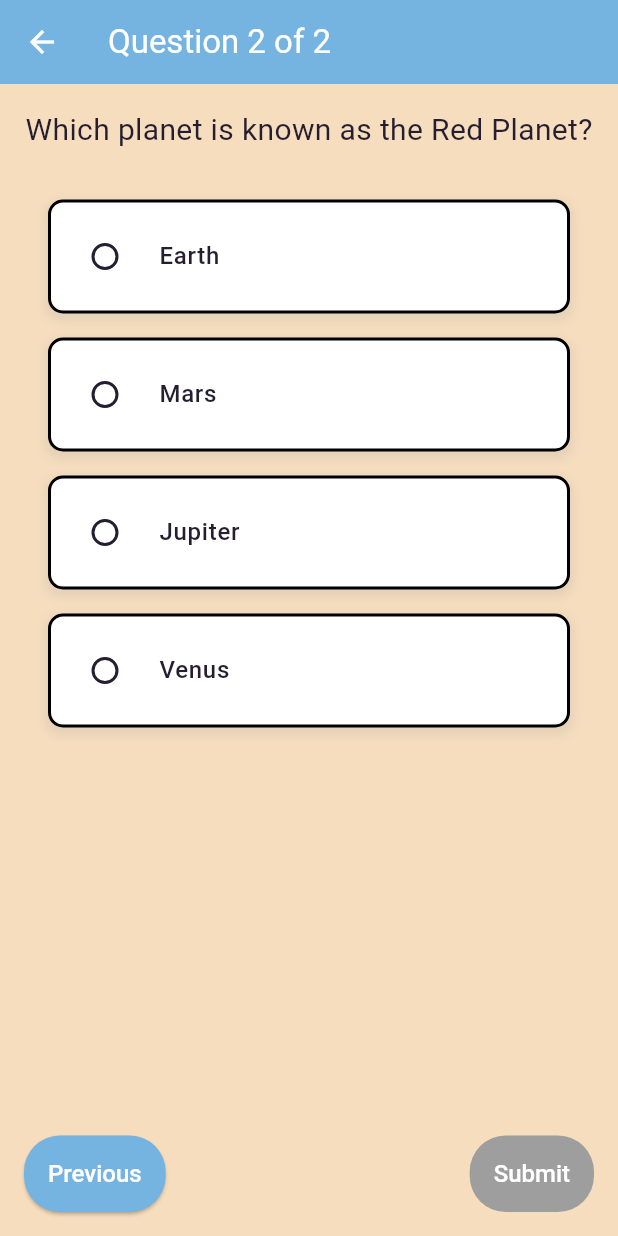
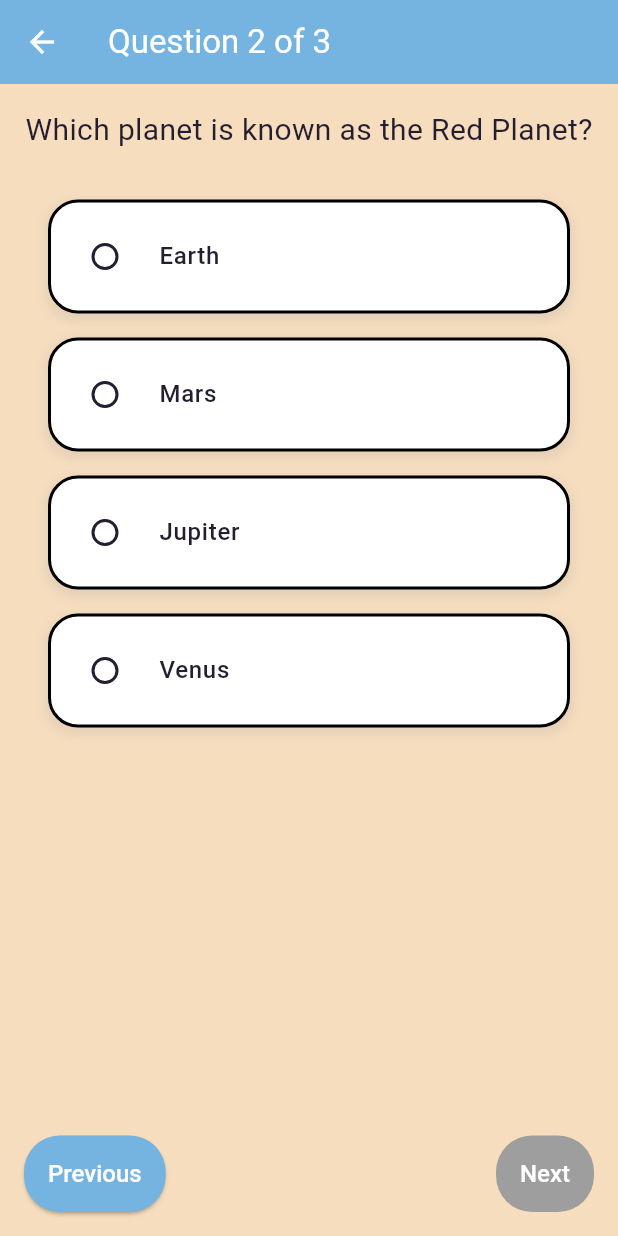
Before and after one commit to DutuMaria/FindMyPath, a Flutter app: the TestAttemptScreen screen opened directly, swiped to page 2, on a phone screen of 412 x 824 dp. Run offline on Flutter 3.47's test engine with Material 3 defaults, Android fonts, the phone set to English and light mode, and no system bars; our stand-ins replace freezed_annotation; network calls fail.

Commit message:
[SCRUM-22] add test attempt screen

```diff
--- a/frontend/lib/features/test_attempt/logic/test_attempt_services.dart
+++ b/frontend/lib/features/test_attempt/logic/test_attempt_services.dart
@@ -1,5 +1,11 @@
+import 'dart:convert';
+
+import 'package:flutter/material.dart';
 import 'package:frontend/models/answer.dart';
 import 'package:frontend/models/question.dart';
+import 'package:frontend/models/test_attempt.dart';
+import 'package:frontend/utils/error_handling.dart';
+import 'package:http/http.dart' as http;
 
 class TestAttemptServices {
   List<Question> loadQuestions() {
@@ -24,6 +30,49 @@ class TestAttemptServices {
           Answer(answerId: 8, questionId: 2, answerText: 'Venus'),
         ],
       ),
+      Question(
+        questionId: 3,
+        questionText: 'Which planet is known as the Earth Planet?',
+        answers: [
+          Answer(answerId: 9, questionId: 3, answerText: 'Earth'),
+          Answer(answerId: 10, questionId: 3, answerText: 'Mars'),
+          Answer(answerId: 11, questionId: 3, answerText: 'Jupiter'),
+          Answer(answerId: 12, questionId: 3, answerText: 'Venus'),
+        ],
+      ),
     ];
   }
+
+  void startTestAttempt({
+    required BuildContext context,
+    required String userId,
+  }) async {
+    try {
+      TestAttempt testAttempt = TestAttempt(
+        testAttemptId: 0,
+        attemptDate: DateTime.now(),
+        experienceRating: null,
+        isCompleted: false,
+        testRating: null,
+        userId: userId,
+      );
+
+      http.Response res = await http.post(
+        Uri.parse('$uri/admin/start-test'),
+        headers: <String, String>{
+          'Content-Type': 'application/json; charset=UTF-8',
+        },
+        body: jsonEncode(testAttempt.toJson()),
+      );
+
+      httpErrorHandle(
+        response: res,
+        context: context,
+        onSucces: () {},
+      );
+    } catch (e) {
+      // TODO: show showSnackBar after backend implementation and delete onSuccess
+      // showSnackBar(context, e.toString());
+    }
+  }
 }
--- a/frontend/lib/features/test_attempt/ui/test_attempt_screen.dart
+++ b/frontend/lib/features/test_attempt/ui/test_attempt_screen.dart
@@ -1,8 +1,8 @@
-// test_page.dart
 import 'package:flutter/material.dart';
+import 'package:frontend/features/admin/logic/admin_services.dart';
 import 'package:frontend/features/test_attempt/logic/test_attempt_services.dart';
 import 'package:frontend/models/question.dart';
-import 'package:frontend/models/user.dart';
+import 'package:frontend/models/test_attempt_answers.dart';
 import 'package:frontend/features/test_attempt/ui/widgets/question_screen.dart';
 
 class TestAttemptScreen extends StatefulWidget {
@@ -16,25 +16,26 @@ class _TestAttemptScreenState extends State<TestAttemptScreen> {
   final PageController _pageController = PageController();
   int _currentIndex = 0;
 
-  // Sample data
-  List<Question> questions = [];
   Map<int, int> userAnswers = {}; // questionId -> answerId
 
   int currentTestAttemptId = 1; // Simulating test attempt ID
-  int userId = 1; // Simulating user ID
 
-  TestAttemptServices testAttemptServices = TestAttemptServices();
+  String userId = "abc"; // Simulating user ID
+
+  final TestAttemptServices testAttemptServices = TestAttemptServices();
+  final AdminServices adminServices = AdminServices();
+  List<Question> questionList = [];
 
   @override
   void initState() {
     super.initState();
-    questions = testAttemptServices.loadQuestions();
-    _startTest();
+    fetchQuestions();
+    startTest();
   }
 
   @override
   Widget build(BuildContext context) {
-    if (questions.isEmpty) {
+    if (questionList.isEmpty) {
       return Scaffold(
         appBar: AppBar(title: const Text('Quiz App')),
         body: const Center(child: CircularProgressIndicator()),
@@ -43,7 +44,7 @@ class _TestAttemptScreenState extends State<TestAttemptScreen> {
 
     return Scaffold(
       appBar: AppBar(
-        title: Text('Question ${_currentIndex + 1} of ${questions.length}'),
+        title: Text('Question ${_currentIndex + 1} of ${questionList.length}'),
       ),
       body: PageView.builder(
         controller: _pageController,
@@ -54,15 +55,15 @@ class _TestAttemptScreenState extends State<TestAttemptScreen> {
         },
         physics:
             const NeverScrollableScrollPhysics(), // Disable swipe navigation
-        itemCount: questions.length,
+        itemCount: questionList.length,
         itemBuilder: (context, index) {
           return QuestionScreen(
-            question: questions[index],
+            question: questionList[index],
             currentIndex: index,
-            totalQuestions: questions.length,
-            selectedAnswerId: userAnswers[questions[index].questionId],
+            totalQuestions: questionList.length,
+            selectedAnswerId: userAnswers[questionList[index].questionId],
             onAnswerSelected: (answerId) {
-              _onAnswerSelected(questions[index].questionId, answerId);
+              _onAnswerSelected(questionList[index].questionId, answerId);
             },
             onNext: _nextQuestion,
             onPrevious: _previousQuestion,
@@ -73,10 +74,13 @@ class _TestAttemptScreenState extends State<TestAttemptScreen> {
     );
   }
 
-  void _startTest() {
-    // Simulate creating a new test attempt
-    // In a real app, insert into 'test_attempt' table and get 'test_attempt_id'
-    currentTestAttemptId = DateTime.now().millisecondsSinceEpoch;
+  fetchQuestions() async {
+    questionList = await adminServices.fetchAllQuestions(context: context);
+    if (mounted) setState(() {});
+  }
+
+  void startTest() {
+    testAttemptServices.startTestAttempt(context: context, userId: userId);
   }
 
   void _onAnswerSelected(int questionId, int answerId) {
@@ -100,7 +104,7 @@ class _TestAttemptScreenState extends State<TestAttemptScreen> {
   }
 
   void _nextQuestion() {
-    if (_currentIndex < questions.length - 1) {
+    if (_currentIndex < questionList.length - 1) {
       _pageController.nextPage(
           duration: const Duration(milliseconds: 300), curve: Curves.ease);
     }
--- a/frontend/lib/features/test_attempt/ui/widgets/question_screen.dart
+++ b/frontend/lib/features/test_attempt/ui/widgets/question_screen.dart
@@ -1,4 +1,3 @@
-// question_screen.dart
 import 'package:flutter/material.dart';
 import 'package:frontend/models/question.dart';
 
@@ -47,7 +46,7 @@ class QuestionScreen extends StatelessWidget {
                     color: selectedAnswerId == answer.answerId
                         ? Colors.blue.shade50
                         : Colors.white,
-                    borderRadius: BorderRadius.circular(10.0),
+                    borderRadius: BorderRadius.circular(20.0),
                     border: Border.all(
                       width: 2.0,
                     ),
--- /dev/null
+++ b/frontend/lib/models/test_attempt.dart
@@ -0,0 +1,19 @@
+import 'package:freezed_annotation/freezed_annotation.dart';
+
+part 'test_attempt.freezed.dart';
+part 'test_attempt.g.dart';
+
+@freezed
+class TestAttempt with _$TestAttempt {
+  factory TestAttempt({
+    @JsonKey(name: 'test_attempt_id') required int testAttemptId,
+    @JsonKey(name: 'attempt_date') required DateTime attemptDate,
+    @JsonKey(name: 'experience_rating') required int? experienceRating,
+    @JsonKey(name: 'is_completed') required bool isCompleted,
+    @JsonKey(name: 'test_rating') required int? testRating,
+    @JsonKey(name: 'user_id') required String userId,
+  }) = _TestAttempt;
+
+  factory TestAttempt.fromJson(Map<String, dynamic> json) =>
+      _$TestAttemptFromJson(json);
+}
--- /dev/null
+++ b/frontend/lib/models/test_attempt_answers.dart
@@ -0,0 +1,15 @@
+import 'package:freezed_annotation/freezed_annotation.dart';
+
+part 'test_attempt_answers.freezed.dart';
+part 'test_attempt_answers.g.dart';
+
+@freezed
+class TestAttemptAnswers with _$TestAttemptAnswers {
+  factory TestAttemptAnswers({
+    @JsonKey(name: 'test_attempt_id') required int testAttemptId,
+    @JsonKey(name: 'answer_id') required int answerId,
+  }) = _TestAttemptAnswers;
+
+  factory TestAttemptAnswers.fromJson(Map<String, dynamic> json) =>
+      _$TestAttemptAnswersFromJson(json);
+}
--- a/frontend/lib/models/user.dart
+++ /dev/null
@@ -1,24 +0,0 @@
-// models.dart
-class User {
-  final int userId;
-  final String email;
-
-  User({required this.userId, required this.email});
-}
-
-class TestAttempt {
-  final int testAttemptId;
-  final int userId;
-
-  TestAttempt({required this.testAttemptId, required this.userId});
-}
-
-class TestAttemptAnswers {
-  final int testAttemptId;
-  final int answerId;
-
-  TestAttemptAnswers({
-    required this.testAttemptId,
-    required this.answerId,
-  });
-}
```
Also changed, not shown: frontend/lib/models/test_attempt.freezed.dart (added), frontend/lib/models/test_attempt.g.dart (added), frontend/lib/models/test_attempt_answers.freezed.dart (added), frontend/lib/models/test_attempt_answers.g.dart (added).
